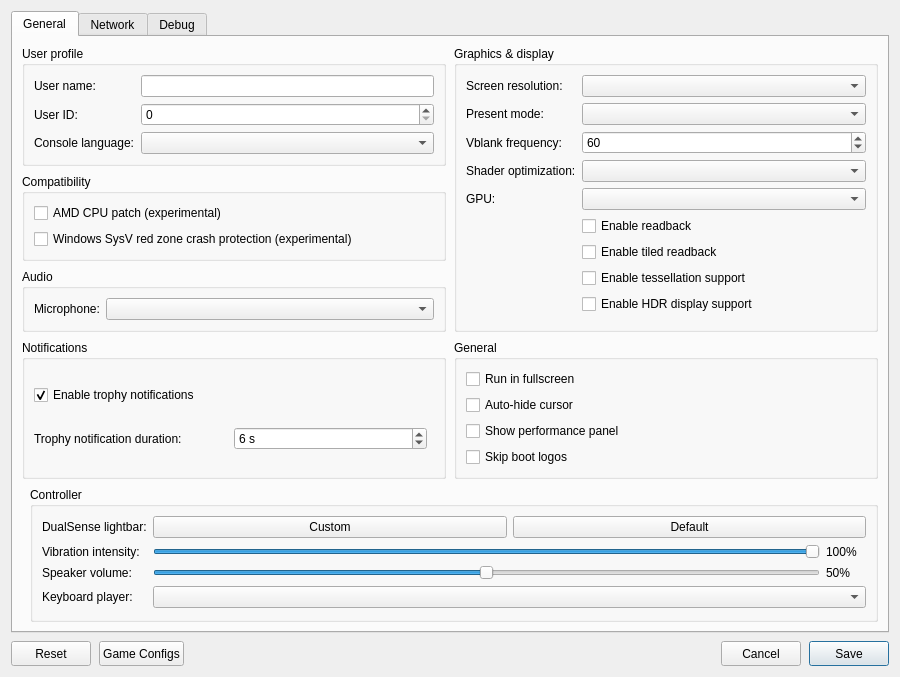
Before: the Qt Designer form src/launcher/forms/configuration_edit_dialog.ui in TheCruZ/KytyPS5-GTA, drawn with Qt 5.
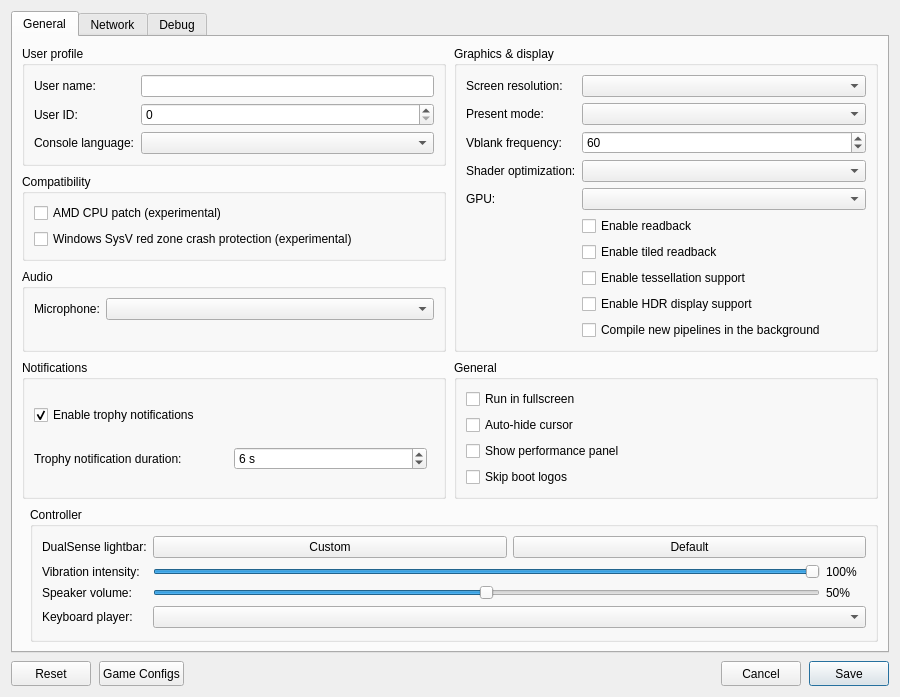
After: the same form once the commit is applied. Custom widgets are drawn as their Qt base class.

Commit message: graphics: create new pipelines in the background and skip their draws

The edit to the form file:
```diff
--- a/src/launcher/forms/configuration_edit_dialog.ui
+++ b/src/launcher/forms/configuration_edit_dialog.ui
@@ -185,6 +185,12 @@
               <property name="text"><string>Enable HDR display support</string></property>
              </widget>
             </item>
+            <item row="9" column="1">
+             <widget class="QCheckBox" name="checkBox_async_pipelines">
+              <property name="toolTip"><string>Compile new pipelines in the background and skip the draws that need them meanwhile: an object may appear a moment late the first time it is seen, instead of the game stuttering.</string></property>
+              <property name="text"><string>Compile new pipelines in the background</string></property>
+             </widget>
+            </item>
            </layout>
           </widget>
          </item>
```
The commit also changes 12 other files.
